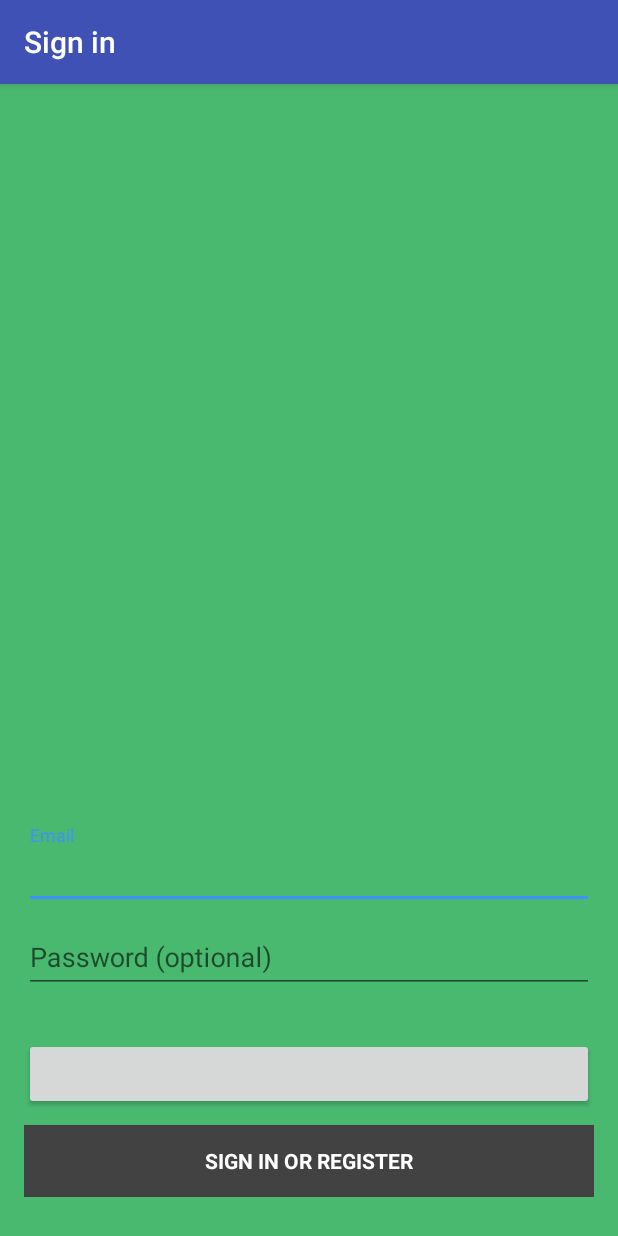
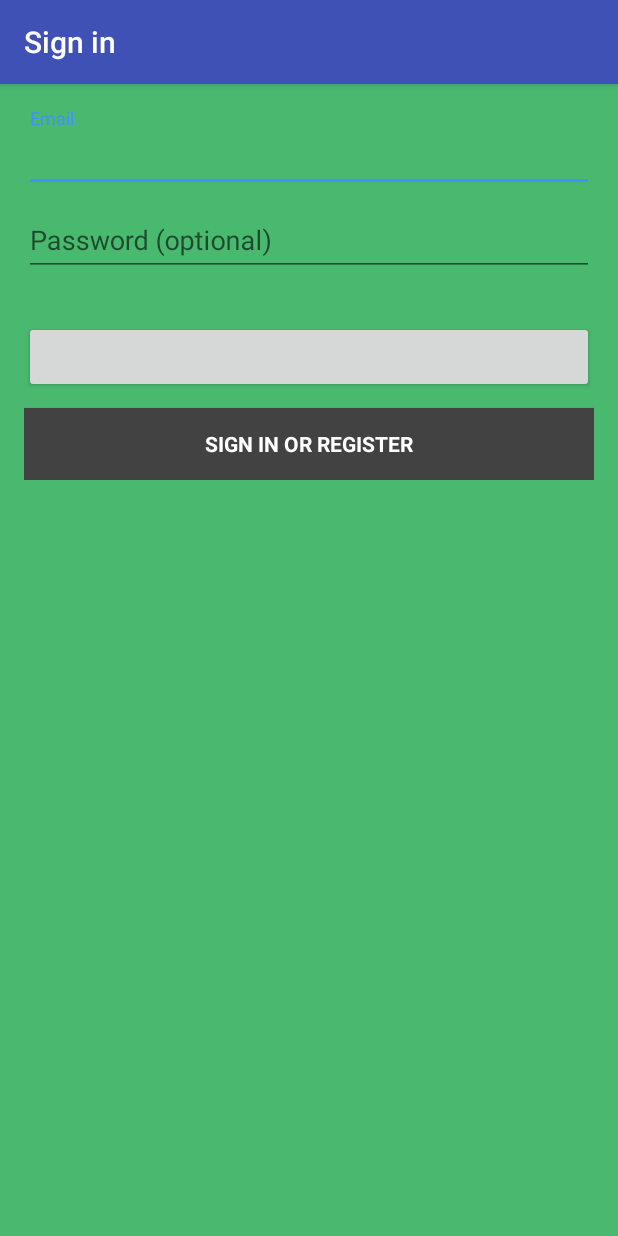
Before and after one commit to SuperLinguini/SaveItWhileWeCan, an Android app: the LoginActivity screen opened directly, with no data from a screen before it, on a phone screen of 412 x 824 dp. Run offline under Robolectric (Android 15) with nearby library versions, the phone set to English and light mode, and no system bars; libraries missing offline, so code that uses them is left out: com.facebook, com.facebook.appevents, com.facebook.login; plain views replace LoginButton; 6 statements that could not run were skipped.

Commit message:
Sign In Page and App Icon Changes

```diff
--- a/app/src/main/res/layout/activity_login.xml
+++ b/app/src/main/res/layout/activity_login.xml
@@ -26,7 +26,7 @@
     <LinearLayout
         android:orientation="vertical"
         android:layout_width="match_parent"
-        android:layout_height="match_parent">
+        android:layout_height="wrap_content">
 
         <ScrollView
             android:id="@+id/login_form"
--- a/app/src/main/res/values/strings.xml
+++ b/app/src/main/res/values/strings.xml
@@ -1,5 +1,5 @@
 <resources>
-    <string name="app_name">Save It While We Can</string>
+    <string name="app_name">Dream Green</string>
     <string name="title_activity_daily_input">Daily Quiz</string>
     <string name="action_settings">Settings</string>
     <string name="section_format">Hello World from section: %1$d</string>
```
Also changed, not shown: app/src/main/ic_launcher-web.png (added), app/src/main/ic_launcherrev-web.png (added), app/src/main/res/drawable/dreamgreenicon.png (added), app/src/main/res/mipmap-hdpi/ic_launcher.png, app/src/main/res/mipmap-hdpi/ic_launcherrev.png (added), app/src/main/res/mipmap-mdpi/ic_launcher.png, app/src/main/res/mipmap-mdpi/ic_launcherrev.png (added), app/src/main/res/mipmap-xhdpi/ic_launcher.png, app/src/main/res/mipmap-xhdpi/ic_launcherrev.png (added), app/src/main/res/mipmap-xxhdpi/ic_launcher.png, app/src/main/res/mipmap-xxhdpi/ic_launcherrev.png (added), app/src/main/res/mipmap-xxxhdpi/dreamgreenicon.png (added), app/src/main/res/mipmap-xxxhdpi/ic_launcher.png, app/src/main/res/mipmap-xxxhdpi/ic_launcherrev.png (added).
